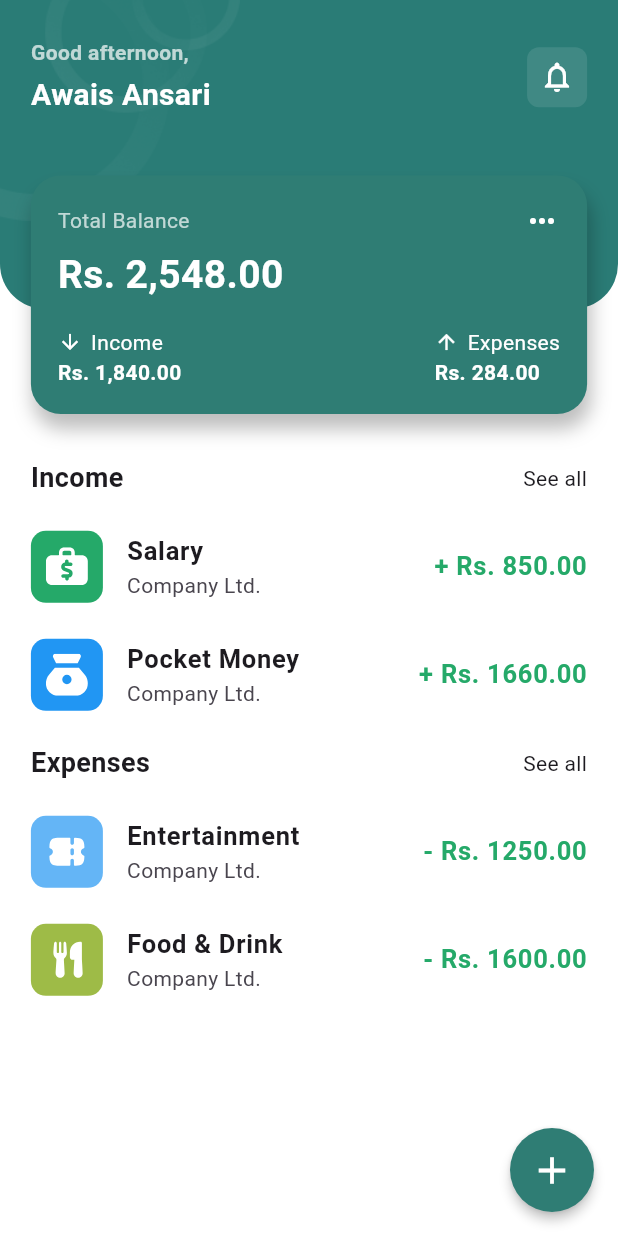
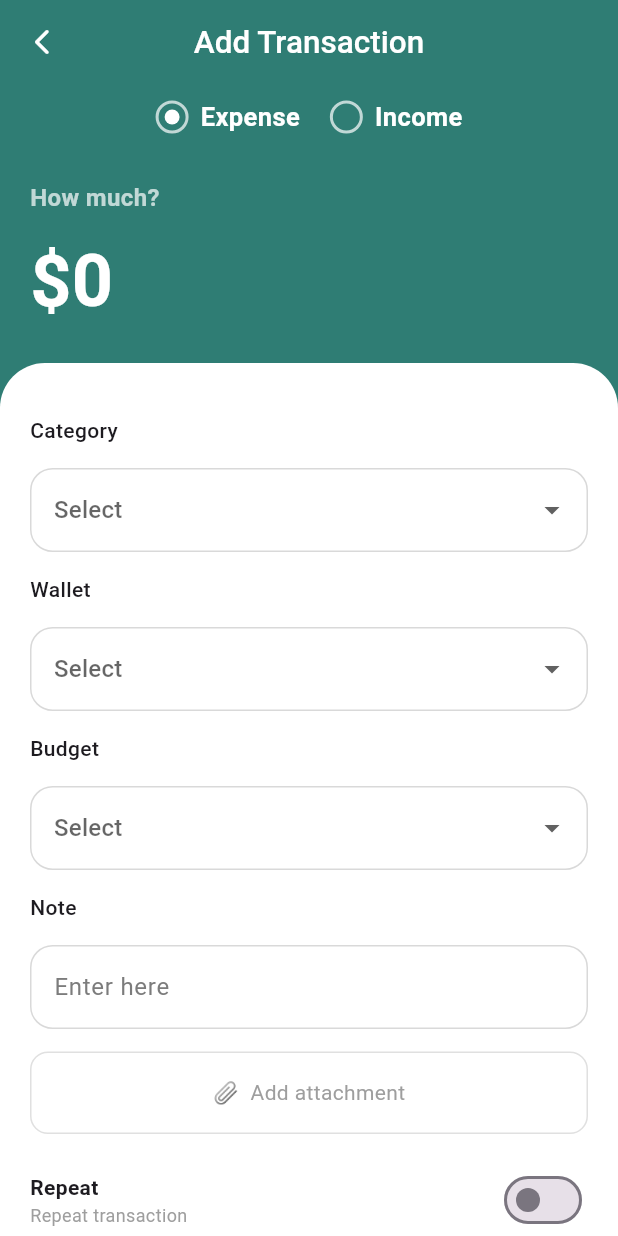
Before and after one commit to MuhammadHassan0184/spendigo, a Flutter app: the Home screen opened by its route, after a tap on the "add" icon, on a phone screen of 412 x 824 dp. Run offline on Flutter 3.47's test engine with Material 3 defaults, Android fonts, the phone set to English and light mode, and no system bars; our stand-ins replace fl_chart, flutter_screenutil, flutter_svg, get, image_picker; project files that could hold a hidden picture were left out.

Commit message:
tranaction screen UI done..

```diff
--- a/lib/config/routes/routes.dart
+++ b/lib/config/routes/routes.dart
@@ -4,6 +4,7 @@ import 'package:spendigo/config/routes/routes_name.dart';
 import 'package:spendigo/view/Auth/ForgotPassword/forgot_password.dart';
 import 'package:spendigo/view/Auth/sign_in.dart';
 import 'package:spendigo/view/Auth/sign_up.dart';
+import 'package:spendigo/view/DashBoard/add_transaction.dart';
 import 'package:spendigo/view/DashBoard/home.dart';
 import 'package:spendigo/view/Splash/splash_screen.dart';
 import 'package:spendigo/view/budgets/budget_screen.dart';
@@ -31,6 +32,7 @@ class AppRoutes {
     GetPage(name: AppRoutesName.profileDetail, page: () => const ProfileDetail()),
     GetPage(name: AppRoutesName.password, page: () => const PasswordScreen()),
     GetPage(name: AppRoutesName.forgotPassword, page: () => const ForgotPassword()),
+    GetPage(name: AppRoutesName.addTransaction, page: () => AddTransaction()),
 
   ];
 }
--- a/lib/config/routes/routes_name.dart
+++ b/lib/config/routes/routes_name.dart
@@ -13,5 +13,5 @@ class AppRoutesName {
   static const String profileDetail = '/ProfileDetail';
   static const String password = '/PasswordScreen';
   static const String forgotPassword = '/forgotPassword';
-
+  static const String addTransaction = '/addTransaction';
 }
--- /dev/null
+++ b/lib/view/DashBoard/add_transaction.dart
@@ -0,0 +1,395 @@
+// ignore_for_file: avoid_print
+
+import 'package:flutter/material.dart';
+import 'package:get/get.dart';
+import 'package:spendigo/config/colors.dart';
+import 'package:spendigo/view/controller/transaction_controller.dart';
+import 'package:spendigo/widgets/custom_app_bar.dart';
+import 'package:spendigo/widgets/custom_textfield.dart';
+
+class AddTransaction extends StatelessWidget {
+  AddTransaction({super.key});
+
+  final AddTransactionController controller = Get.put(
+    AddTransactionController(),
+  );
+
+  final TextEditingController noteController = TextEditingController();
+
+  @override
+  Widget build(BuildContext context) {
+    return Scaffold(
+      backgroundColor: AppColors.primary,
+      appBar: CustomAppBar(
+        title: "Add Transaction",
+        showBackButton: true,
+        arrowColor: Colors.white,
+        backgroundColor: AppColors.primary,
+        titleColor: Colors.white,
+      ),
+      body: SingleChildScrollView(
+        child: Column(
+          children: [
+            Padding(
+              padding: EdgeInsets.symmetric(horizontal: 20),
+              child: Column(
+                children: [
+                  SizedBox(height: 10),
+
+                  /// TOGGLE
+                  Obx(
+                    () => Row(
+                      mainAxisAlignment: MainAxisAlignment.center,
+                      children: [
+                        _buildToggle(
+                          "Expense",
+                          !controller.isIncome.value,
+                          () => controller.toggleIncome(false),
+                        ),
+                        SizedBox(width: 20),
+                        _buildToggle(
+                          "Income",
+                          controller.isIncome.value,
+                          () => controller.toggleIncome(true),
+                        ),
+                      ],
+                    ),
+                  ),
+
+                  SizedBox(height: 30),
+
+                  Align(
+                    alignment: Alignment.centerLeft,
+                    child: Text(
+                      "How much?",
+                      style: TextStyle(color: Colors.white70, fontSize: 16, fontWeight: FontWeight.bold),
+                    ),
+                  ),
+
+                  SizedBox(height: 10),
+
+                  Align(
+                    alignment: Alignment.centerLeft,
+                    child: Text(
+                      "\$0",
+                      style: TextStyle(
+                        fontSize: 48,
+                        color: Colors.white,
+                        fontWeight: FontWeight.bold,
+                      ),
+                    ),
+                  ),
+                ],
+              ),
+            ),
+
+            SizedBox(height: 20),
+
+            /// BOTTOM
+            Container(
+              padding: EdgeInsets.all(20),
+              constraints: BoxConstraints(
+                    minHeight: MediaQuery.of(context).size.height,
+                  ),
+                  decoration: BoxDecoration(
+                    color: AppColors.white,
+                    borderRadius: BorderRadius.only(
+                      topLeft: Radius.circular(30),
+                      topRight: Radius.circular(30),
+                    ),
+                  ),
+              child: Column(
+                children: [
+                  _buildDropdown("Category", controller.category.value, (val) {
+                    controller.category.value = val;
+                  }),
+
+                  _buildDropdown("Wallet", controller.wallet.value, (val) {
+                    controller.wallet.value = val;
+                  }),
+
+                  _buildDropdown("Budget", controller.budget.value, (val) {
+                    controller.budget.value = val;
+                  }),
+
+                  SizedBox(height: 15),
+
+                  CustomTextField(label: "Note", hintText: "Enter here"),
+
+                  SizedBox(height: 15),
+
+                  Container(
+                    height: 55,
+                    decoration: BoxDecoration(
+                      borderRadius: BorderRadius.circular(12),
+                      border: Border.all(color: Colors.grey.shade300),
+                    ),
+                    child: Center(
+                      child: Text(
+                        "📎  Add attachment",
+                        style: TextStyle(color: Colors.grey),
+                      ),
+                    ),
+                  ),
+
+                  SizedBox(height: 20),
+
+                  /// REPEAT SWITCH
+                  Obx(
+                    () => Row(
+                      mainAxisAlignment: MainAxisAlignment.spaceBetween,
+                      children: [
+                        Column(
+                          crossAxisAlignment: CrossAxisAlignment.start,
+                          children: [
+                            Text(
+                              "Repeat",
+                              style: TextStyle(fontWeight: FontWeight.bold),
+                            ),
+                            Text(
+                              controller.repeat.value
+                                  ? controller.repeatType.value
+                                  : "Repeat transaction",
+                              style: TextStyle(
+                                fontSize: 12,
+                                color: Colors.grey,
+                              ),
+                            ),
+                          ],
+                        ),
+                        Switch(
+                          value: controller.repeat.value,
+                          onChanged: (val) {
+                            controller.toggleRepeat(val);
+
+                            if (val) {
+                              _showRepeatDialog(context);
+                            }
+                          },
+                          // ignore: deprecated_member_use
+                          activeColor: AppColors.primary,
+                        ),
+                      ],
+                    ),
+                  ),
+
+                  SizedBox(height: 20),
+
+                  SizedBox(
+                    width: double.infinity,
+                    child: Obx(
+                      () => ElevatedButton(
+                        onPressed: () {
+                          String type = controller.isIncome.value
+                              ? "Income"
+                              : "Expense";
+
+                          print("Type: $type");
+                          print("Category: ${controller.category.value}");
+                          print("Wallet: ${controller.wallet.value}");
+                          print("Budget: ${controller.budget.value}");
+                          print("Note: ${noteController.text}");
+                          print("Repeat: ${controller.repeat.value}");
+                          print("Repeat Type: ${controller.repeatType.value}");
+                        },
+                        style: ElevatedButton.styleFrom(
+                          backgroundColor: AppColors.primary,
+                          padding: EdgeInsets.symmetric(vertical: 14),
+                          shape: RoundedRectangleBorder(
+                            borderRadius: BorderRadius.circular(30),
+                          ),
+                        ),
+                        child: Text(
+                          controller.isIncome.value
+                              ? "Add Income"
+                              : "Add Expense",
+                          style: TextStyle(
+                            fontSize: 16,
+                            color: AppColors.white,
+                          ),
+                        ),
+                      ),
+                    ),
+                  ),
+
+                  SizedBox(height: 20),
+                ],
+              ),
+            ),
+          ],
+        ),
+      ),
+    );
+  }
+
+  /// TOGGLE
+  Widget _buildToggle(String text, bool selected, VoidCallback onTap) {
+    return GestureDetector(
+      onTap: onTap,
+      child: Row(
+        children: [
+          Container(
+            width: 22,
+            height: 22,
+            decoration: BoxDecoration(
+              shape: BoxShape.circle,
+              border: Border.all(color: Colors.white70, width: 2),
+            ),
+            child: selected
+                ? Center(
+                    child: Container(
+                      width: 10,
+                      height: 10,
+                      decoration: BoxDecoration(
+                        color: Colors.white,
+                        shape: BoxShape.circle,
+                      ),
+                    ),
+                  )
+                : null,
+          ),
+          SizedBox(width: 8),
+          Text(
+            text,
+            style: TextStyle(
+              color: Colors.white,
+              fontWeight: FontWeight.bold,
+              fontSize: 17,
+            ),
+          ),
+        ],
+      ),
+    );
+  }
+
+  /// DROPDOWN
+  Widget _buildDropdown(
+    String label,
+    String? value,
+    Function(String?) onChanged,
+  ) {
+    return Column(
+      crossAxisAlignment: CrossAxisAlignment.start,
+      children: [
+        SizedBox(height: 15),
+        Text(label, style: TextStyle(fontWeight: FontWeight.w500)),
+        SizedBox(height: 15),
+        DropdownButtonFormField<String>(
+          // ignore: deprecated_member_use
+          value: value,
+          hint: Text("Select"),
+          decoration: InputDecoration(
+            filled: true,
+            fillColor: Colors.white,
+            enabledBorder: OutlineInputBorder(
+              borderRadius: BorderRadius.circular(15),
+              borderSide: BorderSide(color: AppColors.stroke),
+            ),
+            focusedBorder: OutlineInputBorder(
+              borderRadius: BorderRadius.circular(15),
+              borderSide: BorderSide(color: AppColors.stroke, width: 2),
+            ),
+            border: OutlineInputBorder(borderRadius: BorderRadius.circular(15)),
+          ),
+          items: [
+            "One",
+            "Two",
+            "Three",
+          ].map((e) => DropdownMenuItem(value: e, child: Text(e))).toList(),
+          onChanged: onChanged,
+        ),
+      ],
+    );
+  }
+
+  /// REPEAT DIALOG (GETX VERSION)
+  void _showRepeatDialog(BuildContext context) {
+    List<String> options = [
+      "Every day",
+      "Every 2 days",
+      "Every work day",
+      "Every week",
+      "Every 2 weeks",
+      "Every 4 weeks",
+      "Every month",
+      "Every 2 months",
+      "Every 4 months",
+    ];
+
+    showDialog(
+      context: context,
+      builder: (context) {
+        return Obx(
+          () => AlertDialog(
+            shape: RoundedRectangleBorder(
+              borderRadius: BorderRadius.circular(25),
+            ),
+            contentPadding: EdgeInsets.all(20),
+            content: SizedBox(
+              width: double.maxFinite,
+              child: Column(
+                mainAxisSize: MainAxisSize.min,
+                children: [
+                  Align(
+                    alignment: Alignment.centerLeft,
+                    child: Text(
+                      "Repeat",
+                      style: TextStyle(
+                        fontSize: 18,
+                        fontWeight: FontWeight.bold,
+                      ),
+                    ),
+                  ),
+
+                  SizedBox(height: 15),
+
+                  ...options.map((e) {
+                    bool isSelected = controller.repeatType.value == e;
+
+                    return InkWell(
+                      onTap: () {
+                        controller.setRepeatType(e);
+                        Get.back();
+                      },
+                      child: Padding(
+                        padding: EdgeInsets.symmetric(vertical: 10),
+                        child: Row(
+                          mainAxisAlignment: MainAxisAlignment.spaceBetween,
+                          children: [
+                            Text(
+                              e,
+                              style: TextStyle(
+                                color: isSelected
+                                    ? AppColors.primary
+                                    : Colors.black,
+                              ),
+                            ),
+                            if (isSelected)
+                              Container(
+                                width: 20,
+                                height: 20,
+                                decoration: BoxDecoration(
+                                  shape: BoxShape.circle,
+                                  color: AppColors.primary,
+                                ),
+                                child: Center(
+                                  child: CircleAvatar(
+                                    radius: 4,
+                                    backgroundColor: Colors.white,
+                                  ),
+                                ),
+                              ),
+                          ],
+                        ),
+                      ),
+                    );
+                  }),
+                ],
+              ),
+            ),
+          ),
+        );
+      },
+    );
+  }
+}
--- a/lib/view/DashBoard/home.dart
+++ b/lib/view/DashBoard/home.dart
@@ -1,7 +1,10 @@
 // ignore_for_file: deprecated_member_use
 
 import 'package:flutter/material.dart';
+import 'package:get/get.dart';
+import 'package:get/state_manager.dart';
 import 'package:spendigo/config/colors.dart';
+import 'package:spendigo/config/routes/routes_name.dart';
 import 'package:spendigo/widgets/custom_fab.dart';
 import 'package:spendigo/widgets/home_transaction_tile.dart';
 
@@ -310,7 +313,7 @@ class _HomeState extends State<Home> {
       ),
       floatingActionButton: CustomFAB(
         onTap: () {
-          // your action
+          Get.toNamed(AppRoutesName.addTransaction);
         },
       ),
     );
--- /dev/null
+++ b/lib/view/controller/transaction_controller.dart
@@ -0,0 +1,24 @@
+import 'package:get/get.dart';
+
+class AddTransactionController extends GetxController {
+  var isIncome = false.obs;
+  var repeat = false.obs;
+
+  var category = RxnString();
+  var wallet = RxnString();
+  var budget = RxnString();
+
+  var repeatType = "Every day".obs;
+
+  void toggleIncome(bool value) {
+    isIncome.value = value;
+  }
+
+  void toggleRepeat(bool value) {
+    repeat.value = value;
+  }
+
+  void setRepeatType(String value) {
+    repeatType.value = value;
+  }
+}
--- a/lib/widgets/custom_app_bar.dart
+++ b/lib/widgets/custom_app_bar.dart
@@ -6,6 +6,7 @@ class CustomAppBar extends StatelessWidget implements PreferredSizeWidget {
   final List<Widget>? actions;
   final Color? backgroundColor;
   final Color? titleColor;
+  final Color? arrowColor;
   final double elevation;
 
   const CustomAppBar({
@@ -15,6 +16,7 @@ class CustomAppBar extends StatelessWidget implements PreferredSizeWidget {
     this.actions,
     this.backgroundColor,
     this.titleColor,
+    this.arrowColor,
     this.elevation = 0,
   });
 
@@ -26,7 +28,11 @@ class CustomAppBar extends StatelessWidget implements PreferredSizeWidget {
       // BACK BUTTON
       leading: showBackButton
           ? IconButton(
-              icon: const Icon(Icons.arrow_back_ios_new_rounded, size: 20),
+              icon: Icon(
+                Icons.arrow_back_ios_new_rounded,
+                size: 20,
+                color: arrowColor ?? Colors.black,
+              ),
               onPressed: () {
                 Navigator.pop(context);
               },
```
